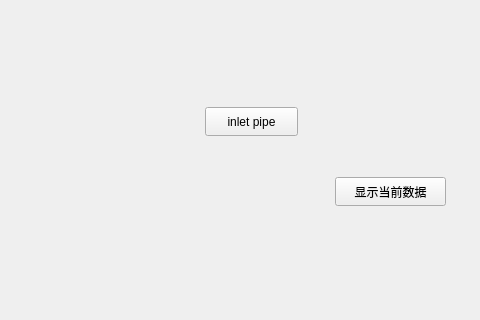
The window that mainwindow.ui (Sikuangdaddy/DigitalTwinClient) describes before a commit, drawn with Qt 5; both pictures show x 105 to 585 and y 383 to 703 of the 1328 by 703 pixel window.
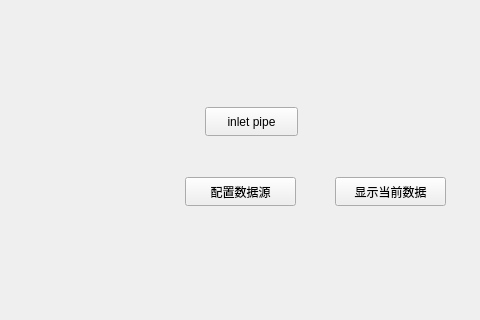
The same window after the commit. Icons and pictures are not drawn. Custom widgets are drawn as their Qt base class.

What changed in the file:
```diff
--- a/mainwindow.ui
+++ b/mainwindow.ui
@@ -332,6 +332,19 @@
      </rect>
     </property>
    </widget>
+   <widget class="QPushButton" name="pushButtonConfig">
+    <property name="geometry">
+     <rect>
+      <x>290</x>
+      <y>560</y>
+      <width>111</width>
+      <height>29</height>
+     </rect>
+    </property>
+    <property name="text">
+     <string>配置数据源</string>
+    </property>
+   </widget>
    <zorder>label_show</zorder>
    <zorder>showButton</zorder>
    <zorder>uploadButton</zorder>
```
Left out of the diff: 3 changed lines with no effect on the pictures.
